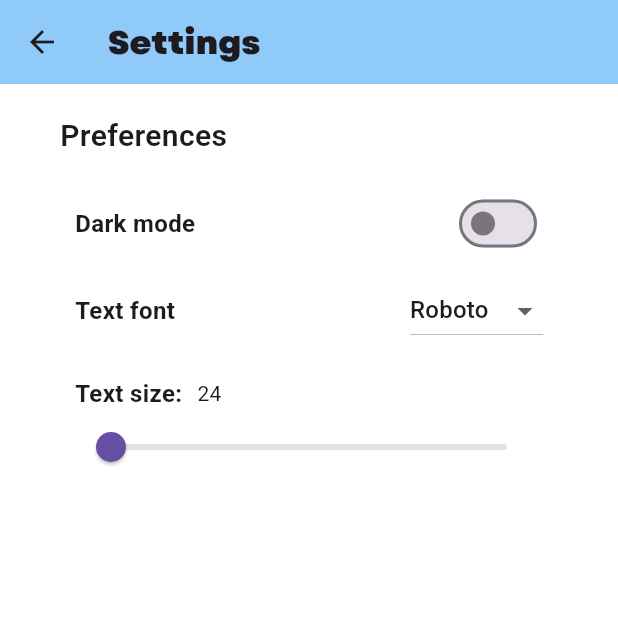
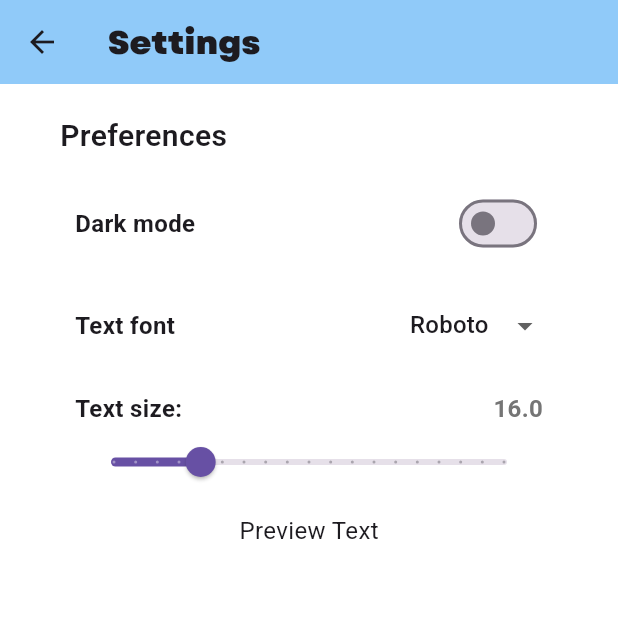
Before and after one commit to Estevanzc/flutter_project, a Flutter app: the SettingsPage screen opened directly, on a phone screen of 412 x 824 dp, the top half of it. Run offline on Flutter 3.47's test engine with Material 3 defaults, Android fonts, the phone set to English and light mode, and no system bars; our stand-ins replace shared_preferences; accounts and stored records are empty.

Commit message:
settings

```diff
--- a/lib/constants/config.dart
+++ b/lib/constants/config.dart
@@ -9,16 +9,14 @@ class Config {
     appBarTheme: AppBarTheme(
       backgroundColor: Colors.blue[200],
     )
-    // ... other light theme properties
   );
 
   static final ThemeData darkTheme = ThemeData(
     brightness: Brightness.dark,
-    primaryColor: Colors.blue[200], // You can keep this or change it
-    scaffoldBackgroundColor: Color(0xFF121212), // Common dark background
+    primaryColor: Colors.blue[200],
+    scaffoldBackgroundColor: Color(0xFF121212),
     appBarTheme: AppBarTheme(
       backgroundColor: Color(0xFF1F1F1F),
     )
-    // ... other dark theme properties
   );
 }
--- a/lib/notifiers/data_provider.dart
+++ b/lib/notifiers/data_provider.dart
@@ -36,15 +36,13 @@ class DataProvider extends ChangeNotifier {
     notifyListeners();
   }
 
-  // --- NEW: Update an existing note ---
   void updateNote(int index, String title, String content) {
     _notes[index].title = title;
     _notes[index].content = content;
-    _notes[index].date = DateTime.now(); // Update the time to "Just now"
+    _notes[index].date = DateTime.now();
     _saveNotes();
     notifyListeners();
   }
-  // ------------------------------------
 
   void addTask(String title, String description) {
     Task newTask = Task(
--- a/lib/pages/settings_page.dart
+++ b/lib/pages/settings_page.dart
@@ -20,18 +20,15 @@ class SettingsPage extends StatelessWidget {
               crossAxisAlignment: CrossAxisAlignment.start,
               children: [
                 Text("Preferences", style: Styles.settingsTitle),
-                SizedBox(height: 20),
+                const SizedBox(height: 20),
+
                 Padding(
                   padding: const EdgeInsets.symmetric(horizontal: 10.0),
                   child: Column(
                     children: [
                       GestureDetector(
                         onTap: () {
-                          bool newValue = !themeNotifier.isSimpleDarkMode;
-                          Provider.of<ThemeProvider>(
-                            context,
-                            listen: false,
-                          ).toggleTheme(newValue);
+                          themeNotifier.toggleTheme(!themeNotifier.isSimpleDarkMode);
                         },
                         child: Row(
                           mainAxisAlignment: MainAxisAlignment.spaceBetween,
@@ -40,68 +37,83 @@ class SettingsPage extends StatelessWidget {
                             Switch(
                               value: themeNotifier.isSimpleDarkMode,
                               onChanged: (value) {
-                                Provider.of<ThemeProvider>(
-                                  context,
-                                  listen: false,
-                                ).toggleTheme(value);
+                                themeNotifier.toggleTheme(value);
                               },
                             ),
                           ],
                         ),
                       ),
-                      SizedBox(height: 10),
-                      GestureDetector(
-                        onTap: () {},
-                        child: Row(
+
+                      const SizedBox(height: 20),
+
+                      Row(
                         mainAxisAlignment: MainAxisAlignment.spaceBetween,
                         children: [
                           Text("Text font", style: Styles.settingsOption),
-                            DropdownButton(
-                              value: 0,
-                              items: [
+                          DropdownButton<String>(
+                            value: themeNotifier.fontFamily,
+                            underline: Container(), // Remove underline for cleaner look
+                            items: const [
                               DropdownMenuItem(
-                                  value: 0,
-                                  child: Text(
-                                    "Roboto",
-                                    style: TextStyle(fontFamily: "Roboto"),
-                                  ),
+                                value: "Roboto",
+                                child: Text("Roboto", style: TextStyle(fontFamily: "Roboto")),
                               ),
                               DropdownMenuItem(
-                                  value: 1,
-                                  child: Text(
-                                    "Poppins",
-                                    style: TextStyle(fontFamily: "Poppins"),
+                                value: "Poppins",
+                                child: Text("Poppins", style: TextStyle(fontFamily: "Poppins")),
+                              ),
+                            ],
+                            onChanged: (String? newValue) {
+                              if (newValue != null) {
+                                themeNotifier.setFontFamily(newValue);
+                              }
+                            },
+                          ),
+                        ],
+                      ),
+
+                      const SizedBox(height: 20),
+
+                      Column(
+                        crossAxisAlignment: CrossAxisAlignment.start,
+                        children: [
+                          Row(
+                            mainAxisAlignment: MainAxisAlignment.spaceBetween,
+                            children: [
+                              Text("Text size:", style: Styles.settingsOption),
+                              Text(
+                                themeNotifier.fontSize.toStringAsFixed(1),
+                                style: TextStyle(
+                                  fontSize: 16,
+                                  fontWeight: FontWeight.bold,
+                                  color: Colors.grey[600],
                                 ),
                               ),
                             ],
-                              onChanged: (value) {},
                           ),
-                          ],
+                          Slider.adaptive(
+                            value: themeNotifier.fontSize,
+                            min: 12.0,
+                            max: 30.0,
+                            divisions: 18, // Steps of 1.0
+                            label: themeNotifier.fontSize.toStringAsFixed(1),
+                            onChanged: (value) {
+                              themeNotifier.setFontSize(value);
+                            },
+                          ),
+                          Center(
+                            child: Padding(
+                              padding: const EdgeInsets.only(top: 10),
+                              child: Text(
+                                "Preview Text",
+                                style: TextStyle(
+                                  fontFamily: themeNotifier.fontFamily,
+                                  fontSize: themeNotifier.fontSize,
                                 ),
                               ),
-                      SizedBox(height: 10),
-                      Padding(
-                        padding: const EdgeInsets.only(top: 10.0),
-                        child: Column(
-                          crossAxisAlignment: CrossAxisAlignment.start,
-                          children: [
-                            Row(
-                              children: [
-                                Text(
-                                  "Text size:",
-                                  style: Styles.settingsOption,
                             ),
-                                SizedBox(width: 10),
-                                Text("24"),
+                          )
                         ],
-                            ),
-                            Slider.adaptive(
-                              value: 0,
-                              onChanged: (value) {},
-                              max: 1,
-                            ),
-                          ],
-                        ),
                       ),
                     ],
                   ),
--- a/lib/widgets/notes_list_widget.dart
+++ b/lib/widgets/notes_list_widget.dart
@@ -5,11 +5,11 @@ class NotesListWidget extends StatelessWidget {
   const NotesListWidget({
     super.key,
     required this.notes,
-    this.onNoteTap, // 1. Accept the callback
+    this.onNoteTap,
   });
 
   final List<Map<String, dynamic>> notes;
-  final void Function(int index)? onNoteTap; // 2. Define the callback type
+  final void Function(int index)? onNoteTap;
 
   @override
   Widget build(BuildContext context) {
@@ -28,7 +28,6 @@ class NotesListWidget extends StatelessWidget {
         itemBuilder: (context, index) {
           final note = notes[index];
 
-          // 3. Wrap in GestureDetector to handle taps
           return GestureDetector(
             onTap: () {
               if (onNoteTap != null) {
```
Also changed, not shown: lib/main.dart (+17 -7 lines), lib/models/note_model.dart (+4 -4 lines), lib/notifiers/theme_provider.dart (+49 -13 lines), lib/pages/home_page.dart (+0 -8 lines), lib/pages/note_page.dart (+18 -12 lines). Lines whose indentation alone changed are shown as unchanged.
